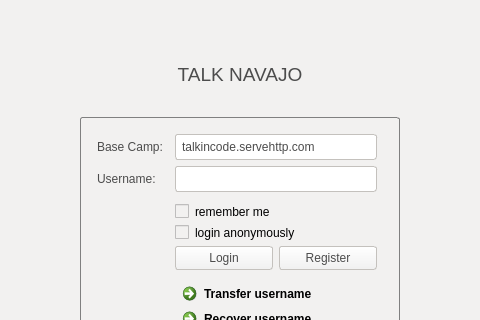
Before: the Qt Designer form src/qt/forms/ChatWindow.ui in sherlockcoin/navajocoin, drawn with Qt 5; both pictures show x 160 to 640 and y 0 to 320 of the 800 by 600 pixel window.
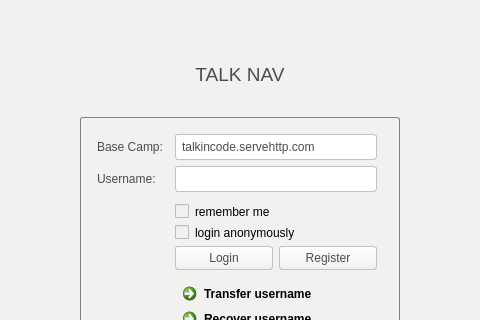
After: the same form once the commit is applied. The open tabs and pages were chosen to show the change. Icons and pictures are not drawn.

The edit to the form file:
```diff
--- a/src/qt/forms/ChatWindow.ui
+++ b/src/qt/forms/ChatWindow.ui
@@ -358,7 +358,7 @@
 padding: 5px 20px;</string>
                  </property>
                  <property name="text">
-                  <string>TALK NAVAJO</string>
+                  <string>TALK NAV</string>
                  </property>
                  <property name="alignment">
                   <set>Qt::AlignCenter</set>
```
